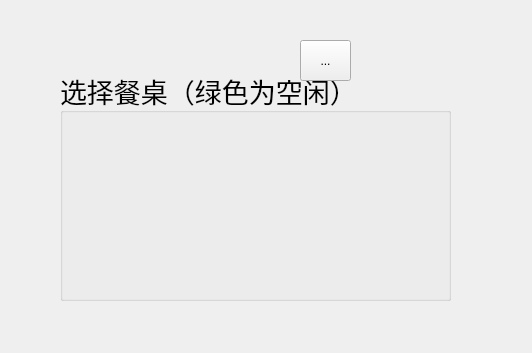
First picture: the form in Restaurant/selecttable.ui, repository PG98/2017SepQt, before the edit.
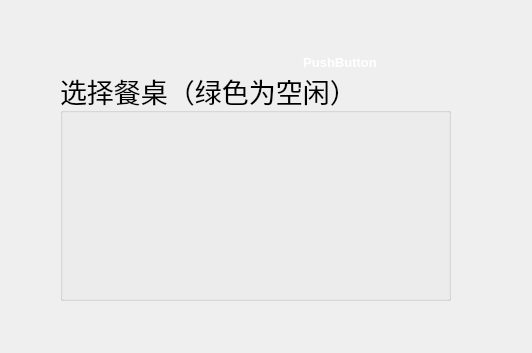
Second picture: the form after the edit. Icons and pictures are not drawn.

Diff of the .ui file:
```diff
--- a/Restaurant/selecttable.ui
+++ b/Restaurant/selecttable.ui
@@ -32,13 +32,13 @@
     <string>选择餐桌（绿色为空闲）</string>
    </property>
   </widget>
-  <widget class="QToolButton" name="toolButton">
+  <widget class="QPushButton" name="pushButton">
    <property name="geometry">
     <rect>
      <x>300</x>
-     <y>40</y>
-     <width>51</width>
-     <height>41</height>
+     <y>50</y>
+     <width>80</width>
+     <height>24</height>
     </rect>
    </property>
    <property name="styleSheet">
@@ -54,7 +54,7 @@
 }</string>
    </property>
    <property name="text">
-    <string>...</string>
+    <string>PushButton</string>
    </property>
   </widget>
  </widget>
```
